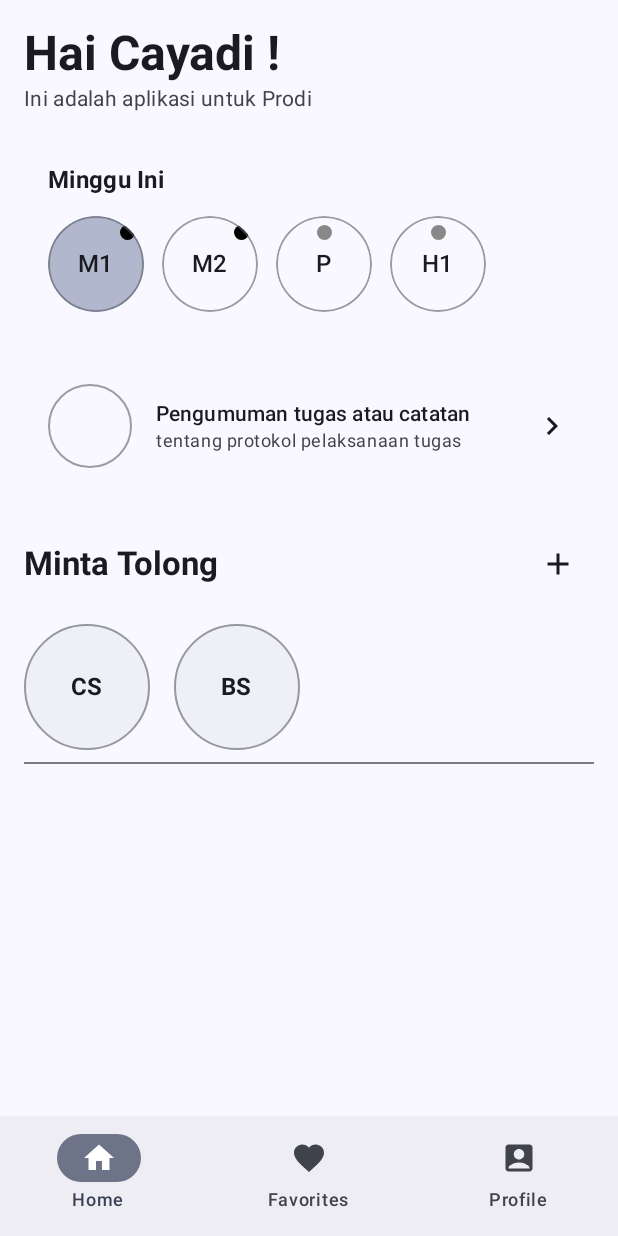
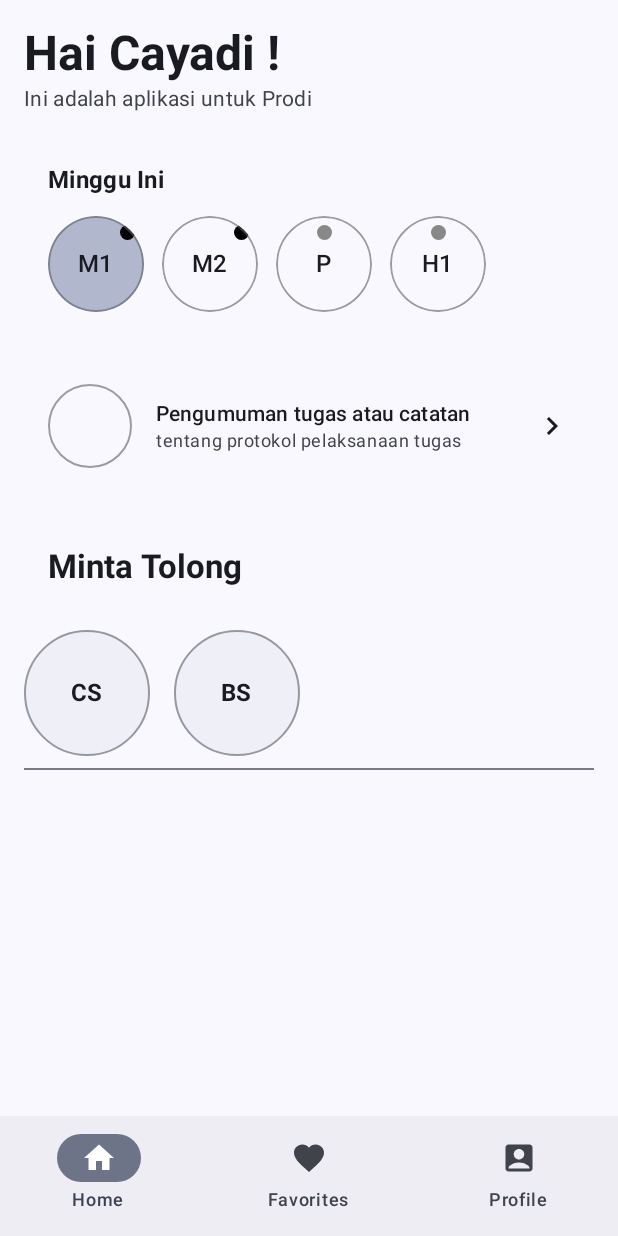
Before and after one commit to sutanto62/Sibori, an Android app built with Jetpack Compose: the screen it shows after launch (MainActivity), on a phone screen of 412 x 824 dp. Run offline under Robolectric (Android 15) with nearby library versions, the phone set to English and light mode, and no system bars; our stand-ins replace navigation suite.

Commit message:
refactor(home): use SectionHeader for header title
Replace hardcoded "Minta Tolong" row with reusable SectionHeader component
from designsystem.

```diff
--- a/feature/home/src/main/java/id/or/sutanto/sibori/feature/home/HomeScreen.kt
+++ b/feature/home/src/main/java/id/or/sutanto/sibori/feature/home/HomeScreen.kt
@@ -17,13 +17,11 @@ import androidx.compose.foundation.lazy.LazyRow
 import androidx.compose.foundation.shape.CircleShape
 import androidx.compose.foundation.shape.RoundedCornerShape
 import androidx.compose.material.icons.Icons
-import androidx.compose.material.icons.filled.Add
 import androidx.compose.material.icons.filled.ChevronRight
 import androidx.compose.material3.Card
 import androidx.compose.material3.CardDefaults
 import androidx.compose.material3.Divider
 import androidx.compose.material3.Icon
-import androidx.compose.material3.IconButton
 import androidx.compose.material3.MaterialTheme
 import androidx.compose.material3.Surface
 import androidx.compose.material3.Text
@@ -36,6 +34,7 @@ import androidx.compose.ui.text.font.FontWeight
 import androidx.compose.ui.tooling.preview.Preview
 import androidx.compose.ui.tooling.preview.PreviewFontScale
 import androidx.compose.ui.unit.dp
+import id.or.sutanto.sibori.core.designsystem.components.SectionHeader
 import id.or.sutanto.sibori.core.designsystem.theme.SiboriTheme
 
 @Composable
@@ -206,22 +205,7 @@ private fun AnnouncementCard(title: String, subtitle: String, modifier: Modifier
 @Composable
 private fun HelpSection(onAddClick: () -> Unit, actions: List<String>, modifier: Modifier = Modifier) {
     Column(modifier = modifier.fillMaxWidth()) {
-        Row(
-            modifier = Modifier.fillMaxWidth(),
-            verticalAlignment = Alignment.CenterVertically,
-            horizontalArrangement = Arrangement.SpaceBetween
-        ) {
-            Text(
-                text = "Minta Tolong",
-                style = MaterialTheme.typography.titleLarge,
-                fontWeight = FontWeight.Bold
-            )
-            Surface(shape = CircleShape) {
-                IconButton(onClick = onAddClick) {
-                    Icon(imageVector = Icons.Default.Add, contentDescription = "Tambah")
-                }
-            }
-        }
+        SectionHeader(title = "Minta Tolong")
 
         Spacer(Modifier.height(16.dp))
 
```
